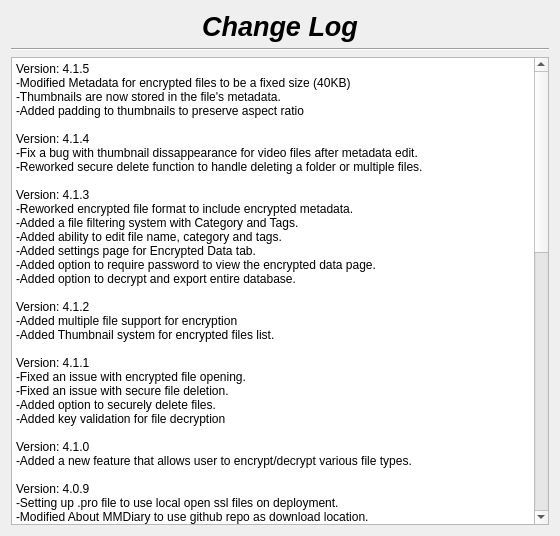
This is changelog.ui in therealMaPMaKeR/MMDiary as Qt 5 draws it before an edit. The edited form follows.
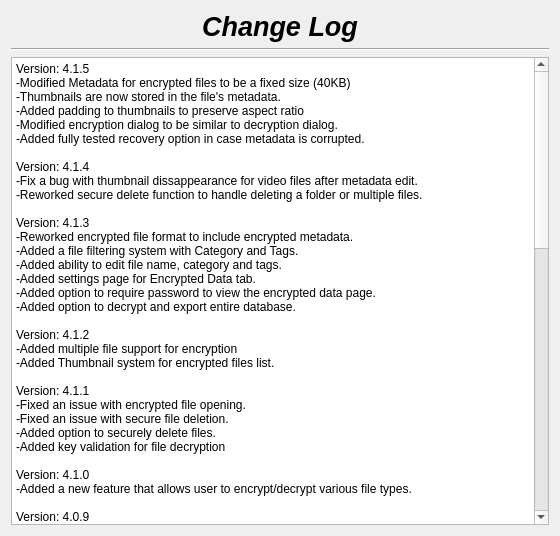
This is the edited form.

Commit message: added recovery option in case of metadata corruption

```diff
--- a/changelog.ui
+++ b/changelog.ui
@@ -58,6 +58,8 @@
 &lt;p style=&quot; margin-top:0px; margin-bottom:0px; margin-left:0px; margin-right:0px; -qt-block-indent:0; text-indent:0px;&quot;&gt;Version: 4.1.5&lt;br /&gt;-Modified Metadata for encrypted files to be a fixed size (40KB)&lt;/p&gt;
 &lt;p style=&quot; margin-top:0px; margin-bottom:0px; margin-left:0px; margin-right:0px; -qt-block-indent:0; text-indent:0px;&quot;&gt;-Thumbnails are now stored in the file's metadata.&lt;/p&gt;
 &lt;p style=&quot; margin-top:0px; margin-bottom:0px; margin-left:0px; margin-right:0px; -qt-block-indent:0; text-indent:0px;&quot;&gt;-Added padding to thumbnails to preserve aspect ratio&lt;/p&gt;
+&lt;p style=&quot; margin-top:0px; margin-bottom:0px; margin-left:0px; margin-right:0px; -qt-block-indent:0; text-indent:0px;&quot;&gt;-Modified encryption dialog to be similar to decryption dialog.&lt;/p&gt;
+&lt;p style=&quot; margin-top:0px; margin-bottom:0px; margin-left:0px; margin-right:0px; -qt-block-indent:0; text-indent:0px;&quot;&gt;-Added fully tested recovery option in case metadata is corrupted.&lt;/p&gt;
 &lt;p style=&quot;-qt-paragraph-type:empty; margin-top:0px; margin-bottom:0px; margin-left:0px; margin-right:0px; -qt-block-indent:0; text-indent:0px;&quot;&gt;&lt;br /&gt;&lt;/p&gt;
 &lt;p style=&quot; margin-top:0px; margin-bottom:0px; margin-left:0px; margin-right:0px; -qt-block-indent:0; text-indent:0px;&quot;&gt;Version: 4.1.4&lt;br /&gt;-Fix a bug with thumbnail dissappearance for video files after metadata edit.&lt;/p&gt;
 &lt;p style=&quot; margin-top:0px; margin-bottom:0px; margin-left:0px; margin-right:0px; -qt-block-indent:0; text-indent:0px;&quot;&gt;-Reworked secure delete function to handle deleting a folder or multiple files.&lt;/p&gt;
```
The commit also changes 2 other files.
